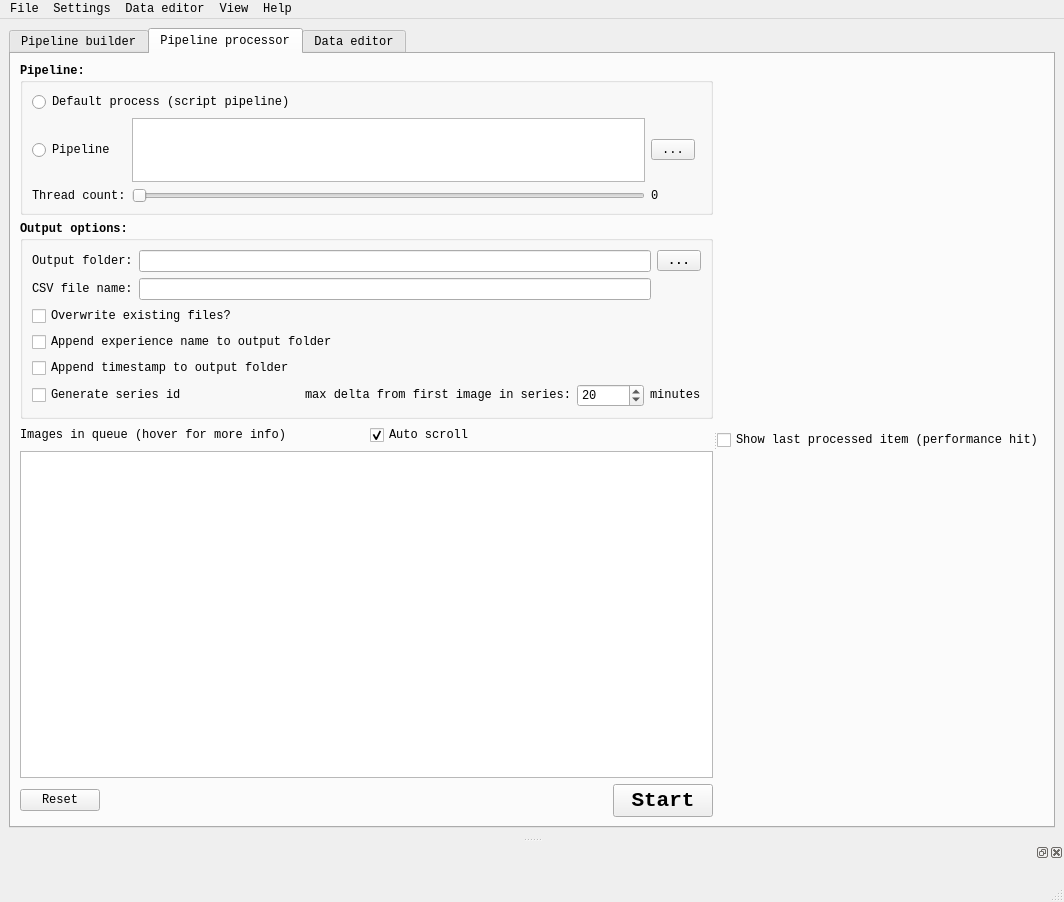
Above: ipso_phen/ui/main.ui from tpmp-inra/ipso_phen before the change. Below: the same form after it.
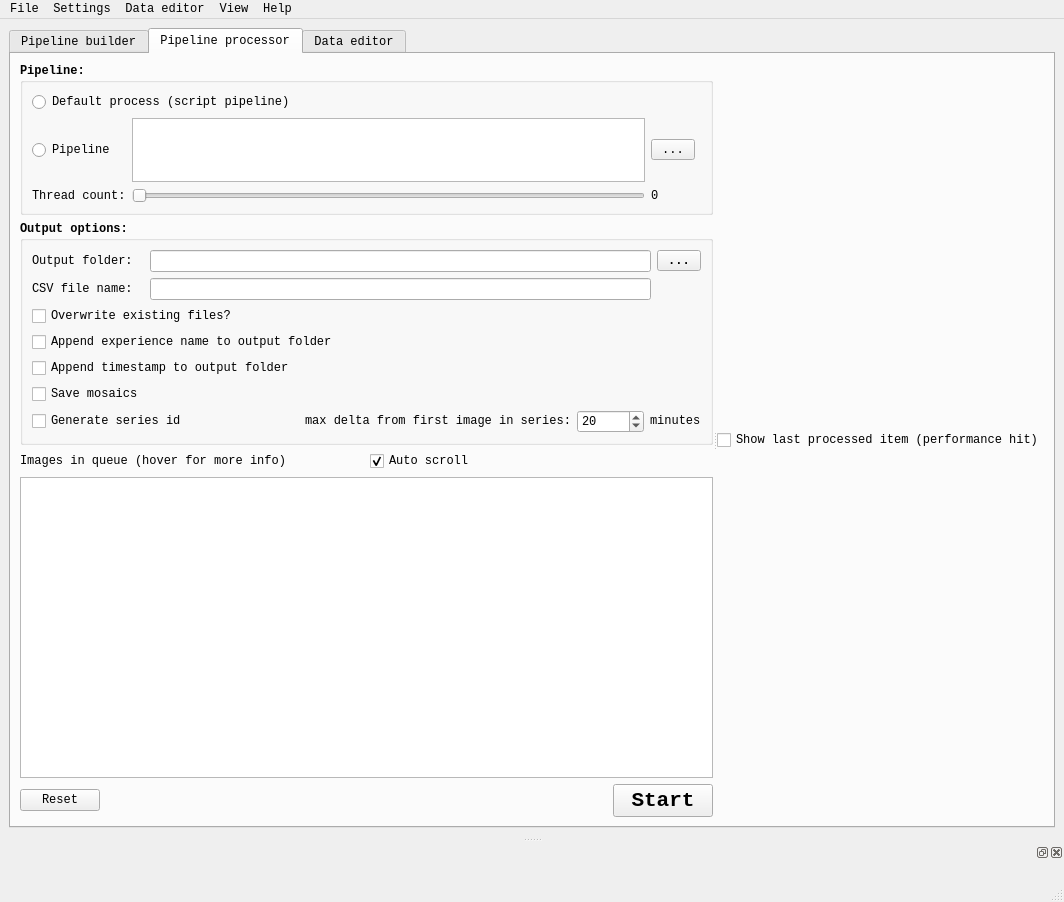
That is the form after the change. The open tabs and pages were chosen to show the change. Icons and pictures are not drawn.

Commit message: Sem-ver: release v0.7.107.540 New tools: - Added Gaussian filtering - Added Invert mask - Added match image and mask sizes - Added smooth contours - Added split overlapped ellipses Added missing documentation files Switched tools to not WIP Fixed date retrieving issue Added auto mosaic method Improved test generator

```diff
--- a/ipso_phen/ui/main.ui
+++ b/ipso_phen/ui/main.ui
@@ -1612,6 +1612,19 @@
                  </property>
                 </widget>
                </item>
+               <item row="5" column="0">
+                <widget class="QCheckBox" name="cb_pp_save_mosaics">
+                 <property name="font">
+                  <font>
+                   <weight>50</weight>
+                   <bold>false</bold>
+                  </font>
+                 </property>
+                 <property name="text">
+                  <string>Save mosaics</string>
+                 </property>
+                </widget>
+               </item>
               </layout>
              </widget>
             </item>
```
The commit also changes 105 other files.
